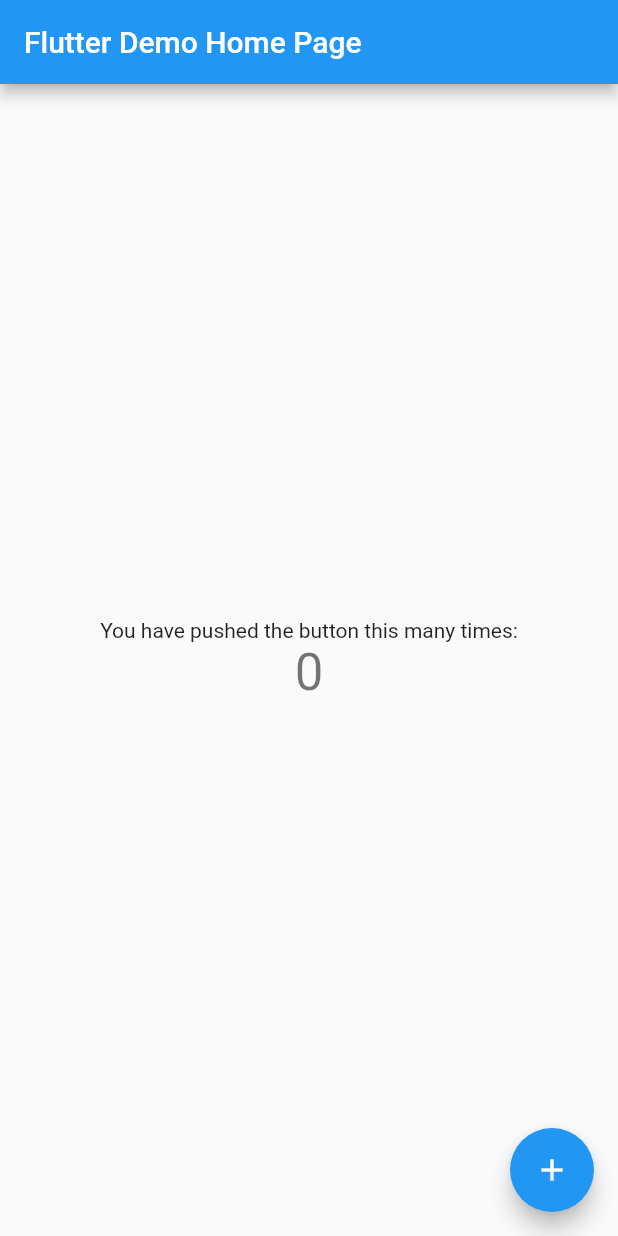
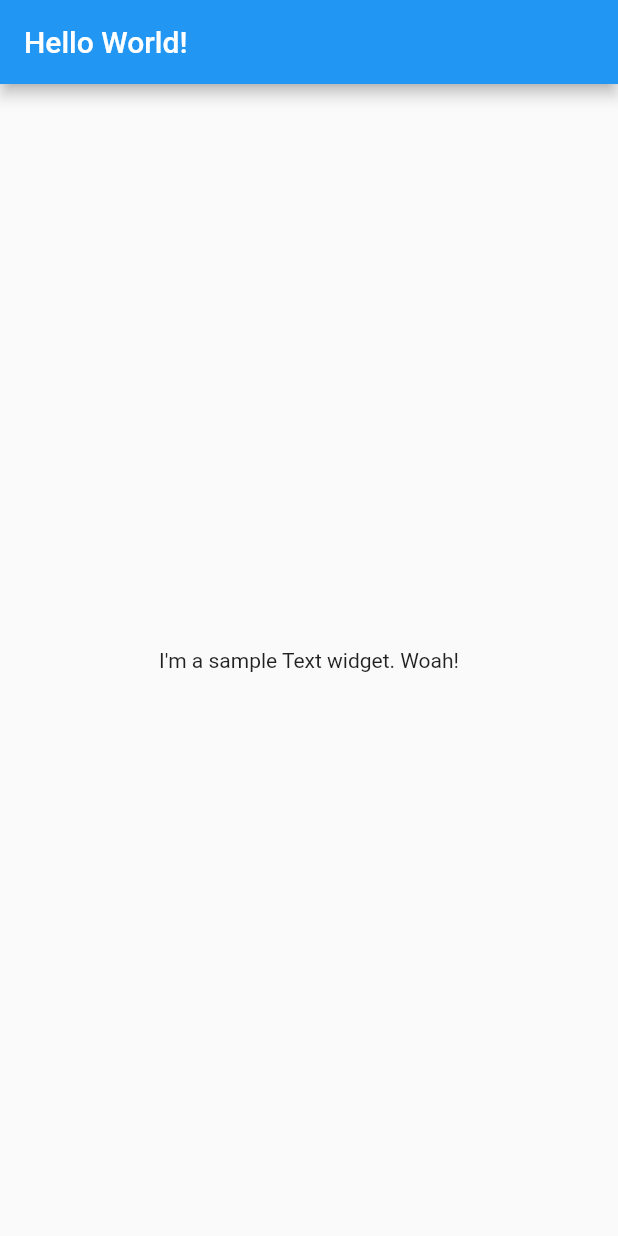
Before and after one commit to jesusrp98/taller-flutter, a Flutter app: the screen it shows after launch, on a phone screen of 412 x 824 dp. Run offline on Flutter 3.47's test engine with Material 2 defaults, Android fonts, the light colour scheme and no system bars.

Commit message:
Updating demo app

```diff
--- a/taller_plantilla/lib/main.dart
+++ b/taller_plantilla/lib/main.dart
@@ -20,43 +20,12 @@
         // is not restarted.
         primarySwatch: Colors.blue,
       ),
-      home: MyHomePage(title: 'Flutter Demo Home Page'),
+      home: HomePage(),
     );
   }
 }
 
-class MyHomePage extends StatefulWidget {
-  MyHomePage({Key key, this.title}) : super(key: key);
-
-  // This widget is the home page of your application. It is stateful, meaning
-  // that it has a State object (defined below) that contains fields that affect
-  // how it looks.
-
-  // This class is the configuration for the state. It holds the values (in this
-  // case the title) provided by the parent (in this case the App widget) and
-  // used by the build method of the State. Fields in a Widget subclass are
-  // always marked "final".
-
-  final String title;
-
-  @override
-  _MyHomePageState createState() => _MyHomePageState();
-}
-
-class _MyHomePageState extends State<MyHomePage> {
-  int _counter = 0;
-
-  void _incrementCounter() {
-    setState(() {
-      // This call to setState tells the Flutter framework that something has
-      // changed in this State, which causes it to rerun the build method below
-      // so that the display can reflect the updated values. If we changed
-      // _counter without calling setState(), then the build method would not be
-      // called again, and so nothing would appear to happen.
-      _counter++;
-    });
-  }
-
+class HomePage extends StatelessWidget {
   @override
   Widget build(BuildContext context) {
     // This method is rerun every time setState is called, for instance as done
@@ -69,7 +38,7 @@
       appBar: AppBar(
         // Here we take the value from the MyHomePage object that was created by
         // the App.build method, and use it to set our appbar title.
-        title: Text(widget.title),
+        title: Text('Hello World!'),
       ),
       body: Center(
         // Center is a layout widget. It takes a single child and positions it
@@ -91,20 +60,9 @@
           // horizontal).
           mainAxisAlignment: MainAxisAlignment.center,
           children: <Widget>[
-            Text(
-              'You have pushed the button this many times:',
-            ),
-            Text(
-              '$_counter',
-              style: Theme.of(context).textTheme.display1,
-            ),
+            Text("I'm a sample Text widget. Woah!"),
           ],
         ),
-      ),
-      floatingActionButton: FloatingActionButton(
-        onPressed: _incrementCounter,
-        tooltip: 'Increment',
-        child: Icon(Icons.add),
       ), // This trailing comma makes auto-formatting nicer for build methods.
     );
   }
```
